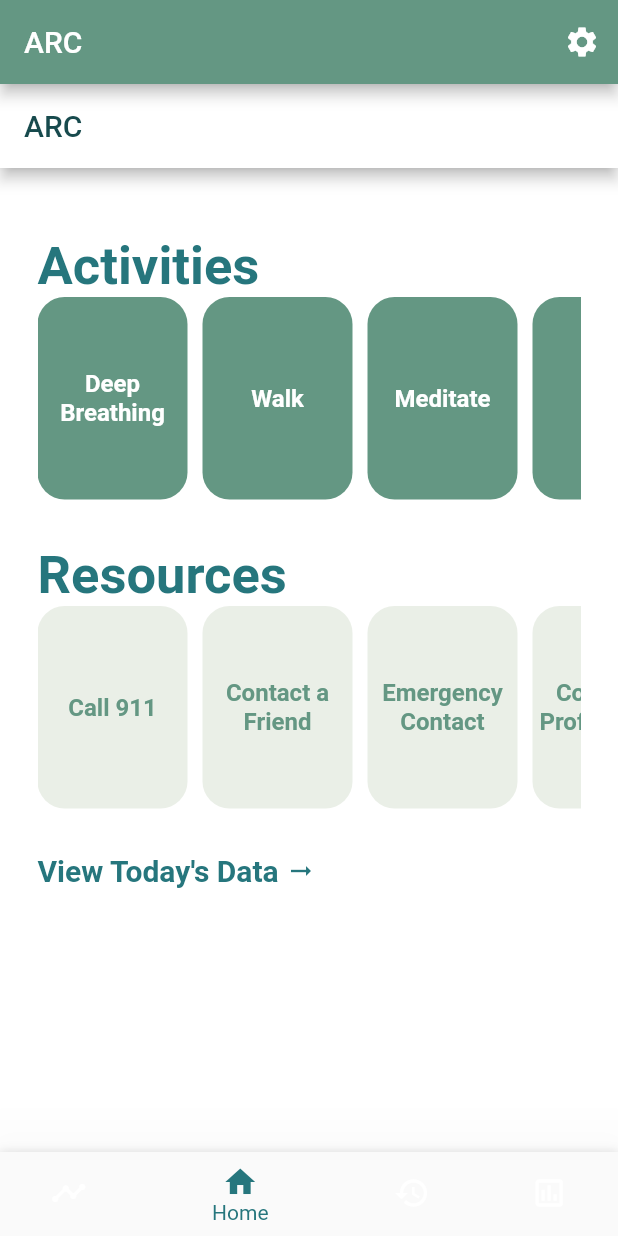
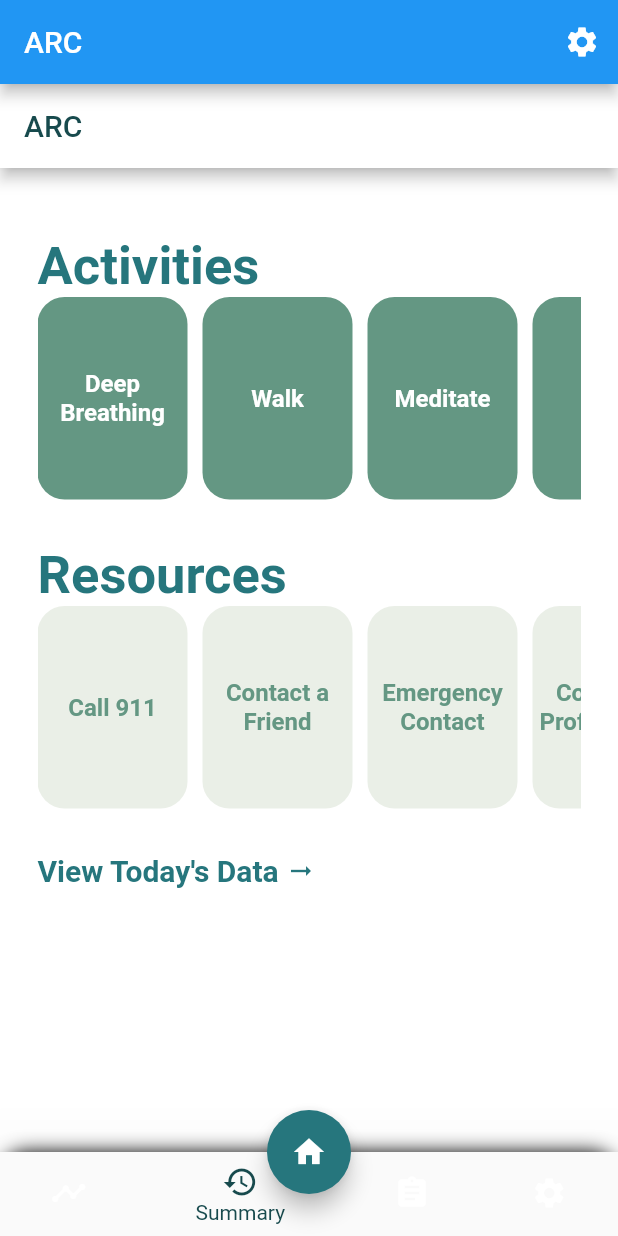
Before and after one commit to sahilmahendrakar/ARCApp, a Flutter app: the screen it shows once a user with an empty profile is signed in, on a phone screen of 412 x 824 dp. Run offline on Flutter 3.47's test engine with Material 2 defaults, Android fonts, the light colour scheme and no system bars; our stand-ins replace firebase_auth, firebase_core, firebase_database, fl_chart, settings_ui; accounts and stored records are empty.

Commit message:
Update home.dart

```diff
--- a/lib/screens/home.dart
+++ b/lib/screens/home.dart
@@ -2,7 +2,6 @@
 import 'package:arc_app/constants.dart';
 import 'package:arc_app/screens/Dashboard/dashboard_screen.dart';
 import 'package:arc_app/screens/Summary/summary_screen.dart';
-import 'package:arc_app/screens/Surveys/survey_screen.dart';
 import 'package:arc_app/screens/settings/settings_screen.dart';
 import 'package:flutter/material.dart';
 
@@ -44,7 +43,6 @@ class _HomeState extends State<Home> {
           style: TextStyle(fontSize: 20.0),
         ),
         centerTitle: false,
-        backgroundColor: primary,
         actions: [
           IconButton(
               onPressed: () {
@@ -55,7 +53,7 @@ class _HomeState extends State<Home> {
       ),
       body: PageView(
         controller: _pageController,
-        children: [Placeholder(Colors.blue), Dashboard(), SummaryScreen(), SurveyScreen()],
+        children: [Placeholder(Colors.blue), Dashboard(), SummaryScreen()],
         onPageChanged: (index) {
           setState(() {
             _selectedIndex = index;
@@ -63,16 +61,17 @@ class _HomeState extends State<Home> {
         },
       ),
       bottomNavigationBar: Container(
-        decoration: BoxDecoration(boxShadow: [
-          BoxShadow(
-            color: Colors.black12,
-            blurRadius: 5.0,
-          )
-        ]),
+        decoration: BoxDecoration(color: pureWhite,
+            borderRadius: BorderRadius.only(
+              topLeft: Radius.circular(18),
+              topRight: Radius.circular(18),
+            ),
+            boxShadow: [
+            BoxShadow(color: pureBlack, spreadRadius: 0, blurRadius: 10),]),
         child: BottomNavigationBar(
           onTap: onTabTapped,
           currentIndex: _selectedIndex,
-          selectedItemColor: secondary,
+          selectedItemColor: darkestBlue,
           elevation: 50.0,
           items: [
             new BottomNavigationBarItem(
@@ -80,16 +79,22 @@ class _HomeState extends State<Home> {
               label: 'Timeline',
             ),
             new BottomNavigationBarItem(
-              icon: Icon(Icons.home),
-              label: 'Home',
+              icon: Icon(Icons.history), //Summary
+              label: 'Summary',
             ),
             new BottomNavigationBarItem(
-                icon: Icon(Icons.history), label: 'Summary'),
+                icon: Icon(Icons.assignment), label: 'Survey'),
             new BottomNavigationBarItem(
-                icon: Icon(Icons.assessment_outlined), label: 'Survey')
+                icon: Icon(Icons.settings), label: 'Settings')
           ],
         ),
       ),
+      floatingActionButton: FloatingActionButton(
+          child: Icon(Icons.home),
+          onPressed: () {
+            Navigator.pushNamed(context, Dashboard.routeName);
+          }),
+      floatingActionButtonLocation: FloatingActionButtonLocation.centerDocked,
     );
   }
 }
```
